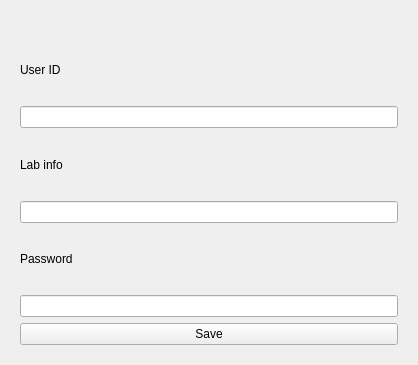
Old version of the form src/telacadastropessoa.ui in the repository EthoWatcher/ethowatcher.
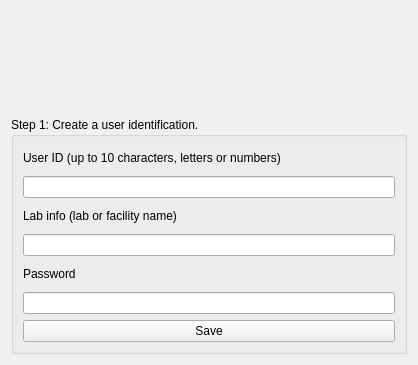
New version of the form. Icons and pictures are not drawn.

```diff
--- a/src/telacadastropessoa.ui
+++ b/src/telacadastropessoa.ui
@@ -40,22 +40,15 @@
     </widget>
    </item>
    <item>
-    <widget class="QStackedWidget" name="stackedWidget">
-     <property name="maximumSize">
-      <size>
-       <width>736</width>
-       <height>16777215</height>
-      </size>
+    <widget class="QGroupBox" name="groupBox">
+     <property name="title">
+      <string>Step 1: Create a user identification.</string>
      </property>
-     <property name="currentIndex">
-      <number>0</number>
-     </property>
-     <widget class="QWidget" name="page">
       <layout class="QVBoxLayout" name="verticalLayout_2">
        <item>
         <widget class="QLabel" name="label">
          <property name="text">
-          <string>User ID</string>
+         <string>User ID (up to 10 characters, letters or numbers)</string>
          </property>
         </widget>
        </item>
@@ -65,7 +58,7 @@
        <item>
         <widget class="QLabel" name="label_3">
          <property name="text">
-          <string>Lab info</string>
+         <string>Lab info (lab or facility name)</string>
          </property>
         </widget>
        </item>
@@ -94,15 +87,6 @@
         </widget>
        </item>
       </layout>
-      <zorder>leNome</zorder>
-      <zorder>label</zorder>
-      <zorder>leLab</zorder>
-      <zorder>label_3</zorder>
-      <zorder>pushButton_2</zorder>
-      <zorder>lePass</zorder>
-      <zorder>label_2</zorder>
-     </widget>
-     <widget class="QWidget" name="page_2"/>
     </widget>
    </item>
   </layout>
```
Lines whose indentation alone changed are shown as unchanged.
